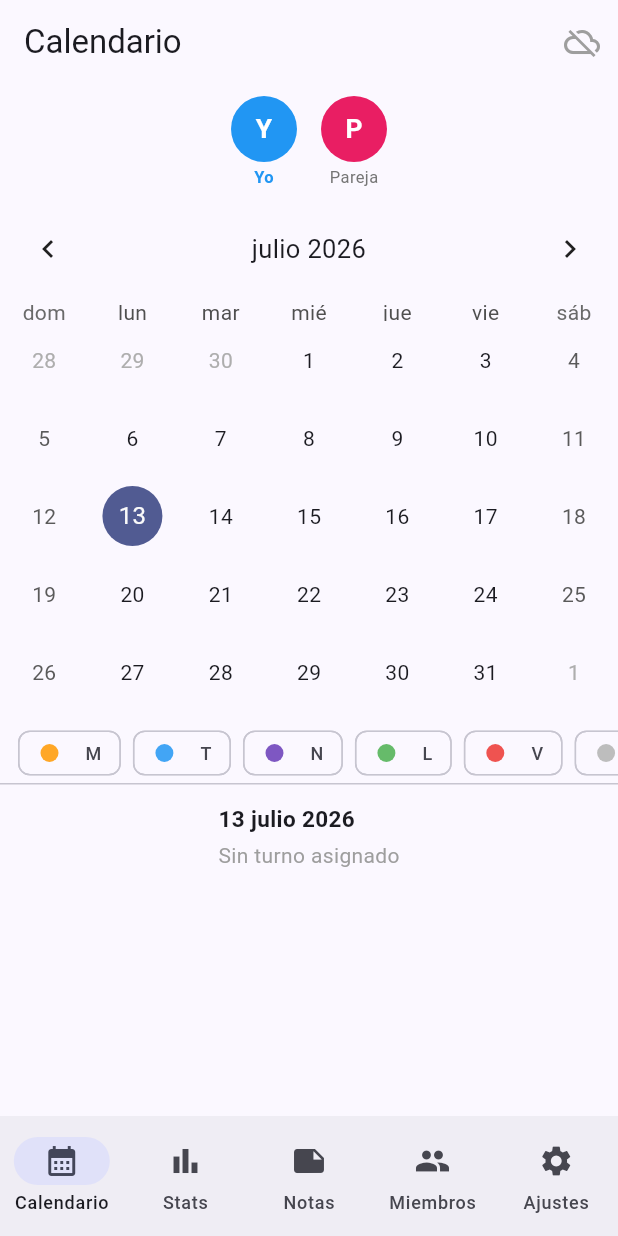
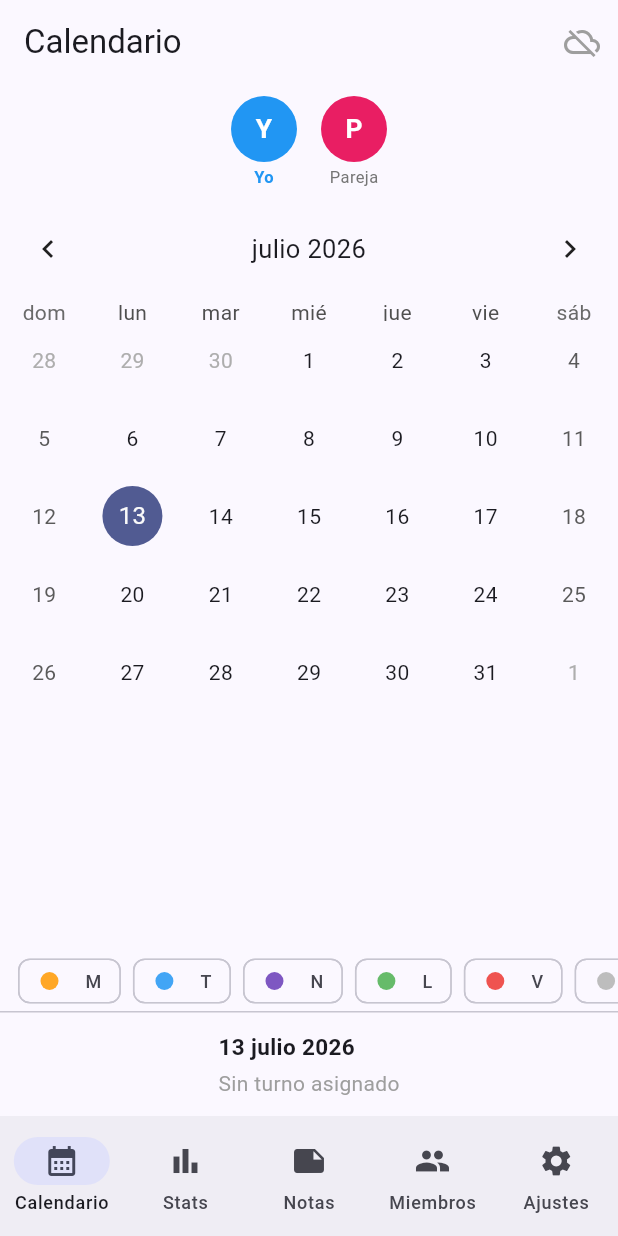
Before and after one commit to iuhorts/GiraTurnos, a Flutter app: the screen it shows after launch, on a phone screen of 412 x 824 dp. Run offline on Flutter 3.47's test engine with Material 3 defaults, Android fonts, the phone set to English and light mode, and no system bars; drawn by our look-alikes of table_calendar; our stand-ins replace csv, file_picker, flutter_colorpicker, google_sign_in, googleapis_auth, pdf and 2 more; missing offline and left inert: googleapis, home_widget; accounts and stored records are empty.

Commit message:
Fix: calendar layout, locale init

```diff
--- a/lib/main.dart
+++ b/lib/main.dart
@@ -1,9 +1,11 @@
 import 'package:flutter/material.dart';
 import 'package:flutter/services.dart';
+import 'package:intl/date_symbol_data_local.dart';
 import 'app.dart';
 
-void main() {
+void main() async {
   WidgetsFlutterBinding.ensureInitialized();
+  await initializeDateFormatting('es', null);
   SystemChrome.setPreferredOrientations([
     DeviceOrientation.portraitUp,
     DeviceOrientation.portraitDown,
--- a/lib/screens/calendar_screen.dart
+++ b/lib/screens/calendar_screen.dart
@@ -18,8 +18,7 @@ class CalendarScreen extends StatelessWidget {
         return Column(
           children: [
             _ProfileSelector(provider: provider),
-            _Calendar(provider: provider),
-            const SizedBox(height: 8),
+            Expanded(child: _Calendar(provider: provider)),
             _Legend(provider: provider),
             const Divider(height: 1),
             _DayInfo(provider: provider),
```
